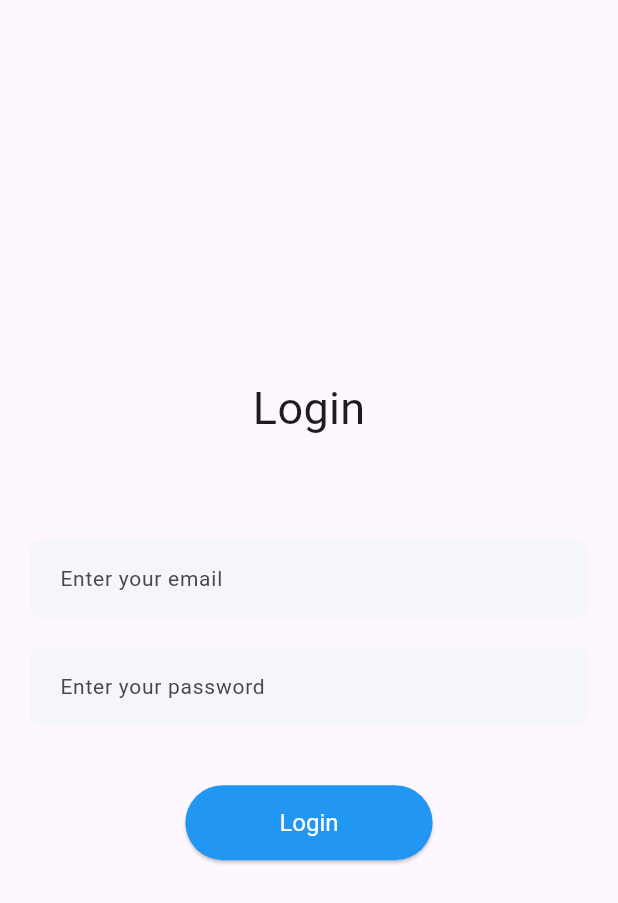
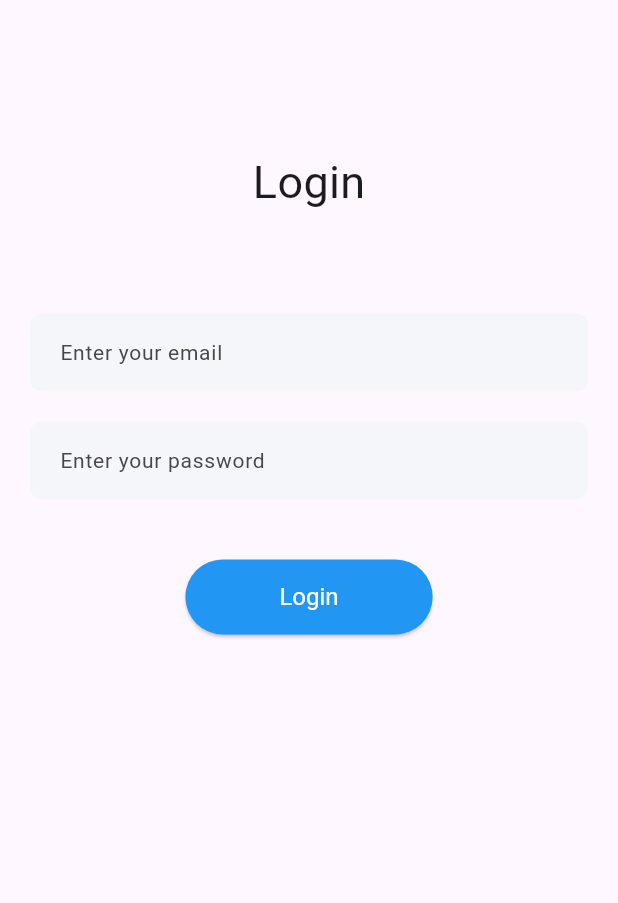
Before and after one commit to RC-KapilDev/Yolo-Space, a Flutter app: the screen it shows after launch, after a tap on "Login User?", on a phone screen of 412 x 824 dp. Shown: the top 903 px of the screen. Run offline on Flutter 3.47's test engine with Material 3 defaults, Android fonts, the phone set to English and light mode, and no system bars; our stand-ins replace carousel_slider, shared_preferences; network calls fail.

Commit message:
change the api server to cyclic and changes in login and sigh up screen

```diff
--- a/lib/main.dart
+++ b/lib/main.dart
@@ -1,12 +1,9 @@
-import 'dart:async';
-
 import 'package:flutter/material.dart';
 import 'package:provider/provider.dart';
 import 'screens/homescreen.dart';
 import 'providers/user_provider.dart';
 import 'package:yolo/screens/signup_screen.dart';
 import 'services/auth_services.dart';
-import 'screens/home_screen.dart';
 
 void main() {
   runApp(
--- a/lib/screens/home_screen.dart
+++ b/lib/screens/home_screen.dart
@@ -5,7 +5,7 @@ import 'package:yolo/providers/user_provider.dart';
 import 'package:yolo/services/auth_services.dart';
 
 class HomeSrc extends StatelessWidget {
-  const HomeSrc({Key? key}) : super(key: key);
+  const HomeSrc({super.key});
 
   void signOutUser(BuildContext context) {
     AuthService().signOut(context);
--- a/lib/screens/login_screen.dart
+++ b/lib/screens/login_screen.dart
@@ -18,14 +18,16 @@ class _LoginScreenState extends State<LoginScreen> {
     authService.signInUser(
       context: context,
       email: emailController.text,
-      password: passwordController.text,
+      password: passwordController.text.trim(),
     );
   }
 
   @override
   Widget build(BuildContext context) {
     return Scaffold(
-      body: Column(
+      body: SingleChildScrollView(
+        padding: const EdgeInsets.symmetric(vertical: 100),
+        child: Column(
           mainAxisAlignment: MainAxisAlignment.center,
           children: [
             const Text(
@@ -67,6 +69,7 @@ class _LoginScreenState extends State<LoginScreen> {
             ),
           ],
         ),
+      ),
     );
   }
 }
--- a/lib/screens/signup_screen.dart
+++ b/lib/screens/signup_screen.dart
@@ -22,7 +22,7 @@ class _SignupScreenState extends State<SignupScreen> {
     authService.signUpUser(
       context: context,
       email: emailController.text,
-      password: passwordController.text,
+      password: passwordController.text.trim(),
       name: nameController.text,
     );
   }
@@ -30,7 +30,9 @@ class _SignupScreenState extends State<SignupScreen> {
   @override
   Widget build(BuildContext context) {
     return Scaffold(
-      body: Column(
+      body: SingleChildScrollView(
+        padding: const EdgeInsets.symmetric(vertical: 100),
+        child: Column(
           mainAxisAlignment: MainAxisAlignment.center,
           children: [
             const Text(
@@ -92,6 +94,7 @@ class _SignupScreenState extends State<SignupScreen> {
             ),
           ],
         ),
+      ),
     );
   }
 }
--- a/lib/services/auth_services.dart
+++ b/lib/services/auth_services.dart
@@ -1,7 +1,7 @@
 import 'dart:convert';
 
 import 'package:flutter/material.dart';
-import 'package:yolo/screens/home_screen.dart';
+
 import 'package:yolo/model/user.dart';
 import 'package:yolo/screens/homescreen.dart';
 
--- a/lib/utils/constants.dart
+++ b/lib/utils/constants.dart
@@ -1,3 +1,3 @@
 class Constants {
-  static String uri = 'https://yolo-user.onrender.com';
+  static String uri = 'https://sore-jade-jay-wig.cyclic.app';
 }
--- a/lib/widgets/drawer.dart
+++ b/lib/widgets/drawer.dart
@@ -1,7 +1,5 @@
 import 'package:flutter/material.dart';
 import '../services/auth_services.dart';
-import '../providers/user_provider.dart';
-import 'package:provider/provider.dart';
 
 class NavigationScreenDrawer extends StatelessWidget {
   const NavigationScreenDrawer({super.key});
```
Also changed, not shown: lib/screens/displayroom.dart (+7 -6 lines), lib/screens/homescreen.dart (+6 -6 lines), lib/screens/searchscreen.dart (+4 -4 lines), 1 other file. Lines whose indentation alone changed are shown as unchanged.
